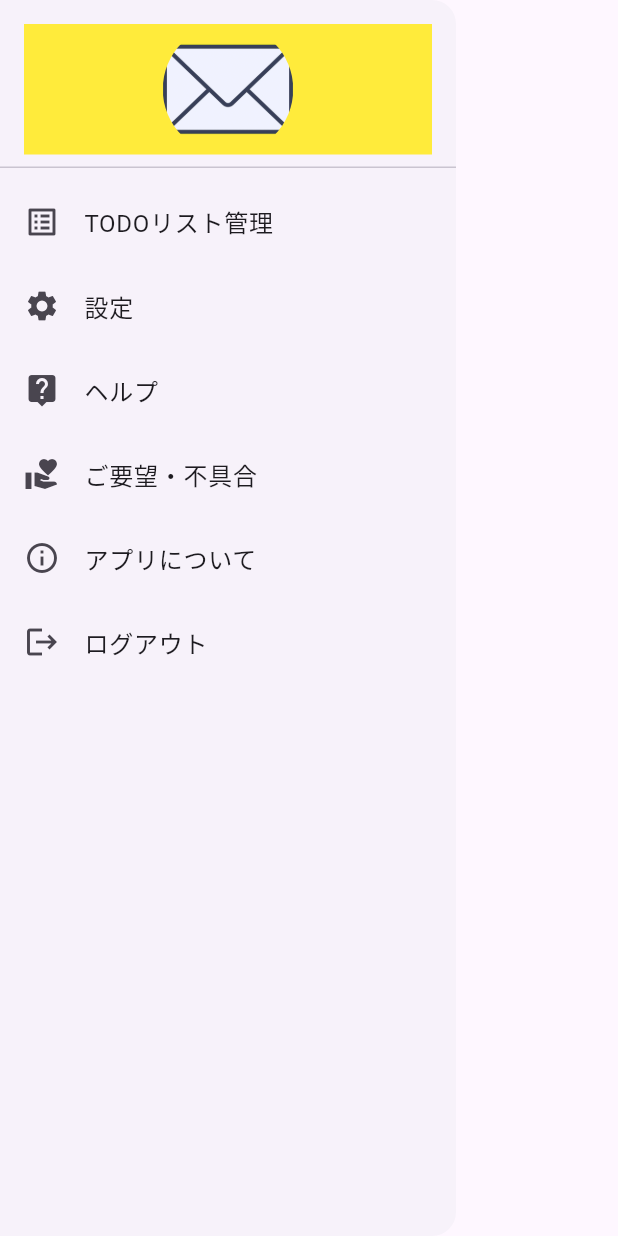
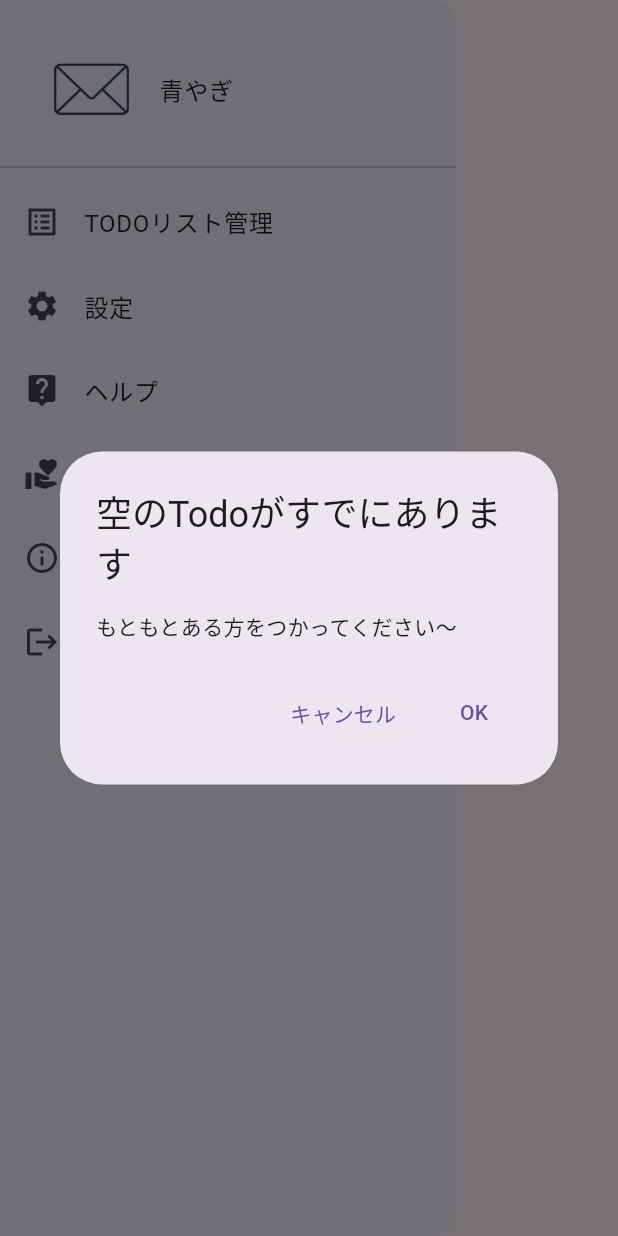
Before and after one commit to hryoshihara0692/Todo, a Flutter app: the SideMenu widget shown alone on an empty page, opened directly, after a tap on "ログアウト", on a phone screen of 412 x 824 dp. Run offline on Flutter 3.47's test engine with Material 3 defaults, Android fonts, the phone set to English and light mode, and no system bars; our stand-ins replace cloud_firestore, firebase_auth, firebase_core, flutter_animate, google_mobile_ads, google_sign_in and 3 more; missing offline and left inert: sign_button; accounts and stored records are empty; network calls fail.

Commit message:
2024/03/19 サイドメニューのユーザ情報部分を修正

```diff
--- a/lib/widgets/side_menu.dart
+++ b/lib/widgets/side_menu.dart
@@ -5,6 +5,7 @@ import 'package:todo/database/todo_item.dart';
 
 import 'package:todo/pages/login.dart';
 import 'package:todo/pages/create_account.dart';
+import 'package:todo/pages/home.dart';
 
 import 'package:todo/database/user_data_service.dart';
 import 'package:todo/pages/todo_list_admin.dart';
@@ -135,20 +136,59 @@ class SideMenu extends StatelessWidget {
             SizedBox(
               height: 120,
               child: DrawerHeader(
-                decoration: BoxDecoration(),
+                // decoration: BoxDecoration(
+                //   shape: BoxShape.rectangle,
+                //   image: DecorationImage(
+                //     fit: BoxFit.fitWidth,
+                //     image: AssetImage('assets/images/mail.png'),
+                //   ),
+                // ),
                 child: Container(
-                  color: Colors.yellow,
+                  // color: Colors.yellow,
+                  child: Row(
+                    children: [
+                      // SizedBox(width: 10), // アイコンとテキストの間隔を調整
+                      Container(
+                        ///
+                        /// アイコンに背景色をつける場合
+                        ///
+                        // color: Colors.white,
+                        width: 50, // アイコンの幅
+                        height: 50, // アイコンの高さ
+                        margin: EdgeInsets.fromLTRB(20, 0, 20, 0),
                         child: Container(
-                    width: 120.0,
-                    height: 120.0,
                           decoration: BoxDecoration(
-                      shape: BoxShape.circle,
+                            borderRadius: BorderRadius.circular(5), // 四角形の角を丸める
                             image: DecorationImage(
-                        fit: BoxFit.scaleDown,
                               image: AssetImage('assets/images/mail.png'),
+                              fit: BoxFit.cover,
                             ),
                           ),
                         ),
+                      ),
+                      Expanded(
+                        child: Text('青やぎ'),
+                      ),
+                    ],
+                  ),
+                  // child: Row(
+                  //   children: [
+                  //     Text('aaa'),
+                  //     Container(
+                  //       child: Container(
+                  //         // width: 110.0,
+                  //         // height: 110.0,
+                  //         decoration: BoxDecoration(
+                  //           shape: BoxShape.rectangle,
+                  //           image: DecorationImage(
+                  //             fit: BoxFit.contain,
+                  //             image: AssetImage('assets/images/mail.png'),
+                  //           ),
+                  //         ),
+                  //       ),
+                  //     ),
+                  //   ],
+                  // ),
                 ),
               ),
             ),
@@ -197,7 +237,54 @@ class SideMenu extends StatelessWidget {
               leading: Icon(Icons.logout),
               title: Text('ログアウト'),
               onTap: () async {
+                showDialog(
+                  context: context,
+                  builder: (context) {
+                    return AlertDialog(
+                      title: Text('空のTodoがすでにあります'),
+                      content: Text('もともとある方をつかってください〜'),
+                      actions: [
+                        TextButton(
+                          child: Text("キャンセル"),
+                          onPressed: () async {
+                            Navigator.pop(context);
+                          },
+                        ),
+                        TextButton(
+                          child: Text("OK"),
+                          onPressed: () async {
                             await FirebaseAuth.instance.signOut();
+                            Navigator.of(context).pushReplacement(
+                              PageRouteBuilder(
+                                pageBuilder:
+                                    (context, animation, secondaryAnimation) {
+                                  return HomePage();
+                                },
+                                transitionsBuilder: (context, animation,
+                                    secondaryAnimation, child) {
+                                  // 右から左
+                                  final Offset begin = Offset(1.0, 0.0);
+                                  // 左から右
+                                  // final Offset begin = Offset(-1.0, 0.0);
+                                  final Offset end = Offset.zero;
+                                  final Animatable<Offset> tween =
+                                      Tween(begin: begin, end: end).chain(
+                                          CurveTween(curve: Curves.easeInOut));
+                                  final Animation<Offset> offsetAnimation =
+                                      animation.drive(tween);
+                                  return SlideTransition(
+                                    position: offsetAnimation,
+                                    child: child,
+                                  );
+                                },
+                              ),
+                            );
+                          },
+                        ),
+                      ],
+                    );
+                  },
+                );
               },
             ),
           ],
```
Lines whose indentation alone changed are shown as unchanged.
